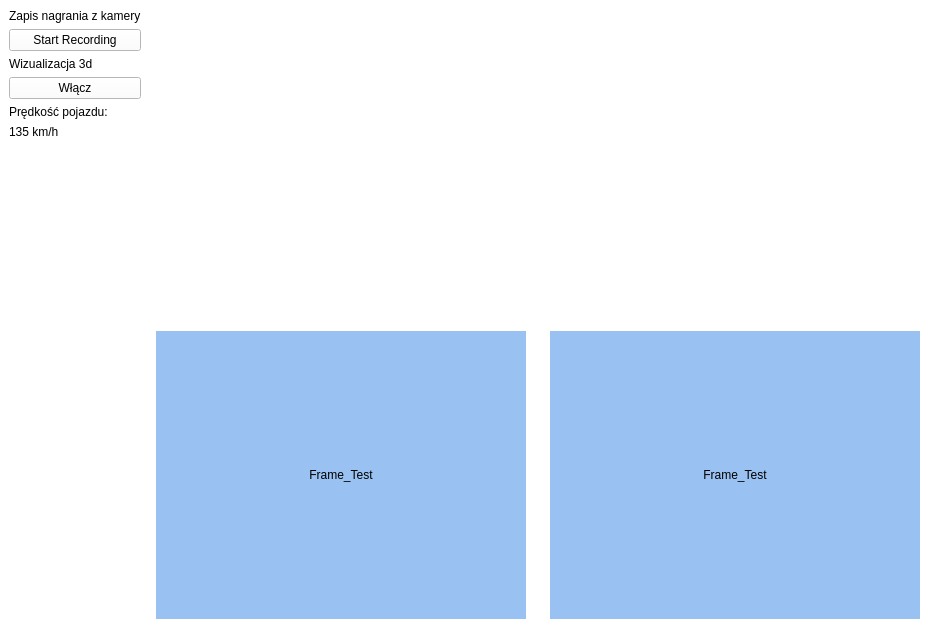
The window that Ui/mainwindow.ui (Dezinter8/Piper_Gui) describes before a commit, drawn with Qt 5.
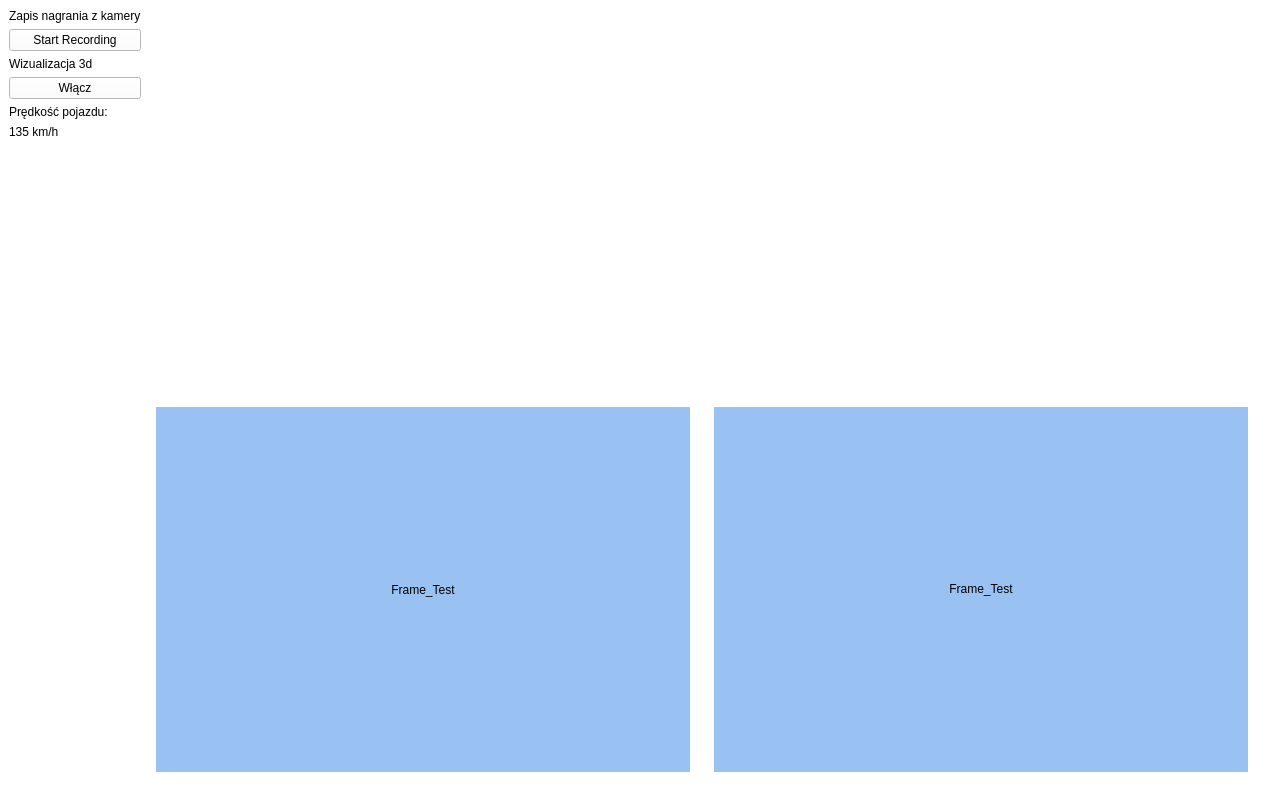
The same window after the commit.

Commit message: poprawa layoutu

```diff
--- a/Ui/mainwindow.ui
+++ b/Ui/mainwindow.ui
@@ -6,8 +6,8 @@
    <rect>
     <x>0</x>
     <y>0</y>
-    <width>938</width>
-    <height>637</height>
+    <width>1266</width>
+    <height>790</height>
    </rect>
   </property>
   <property name="palette">
```
Left out of the diff: 2 changed lines with no effect on the pictures. The commit also changes 1 other file.
